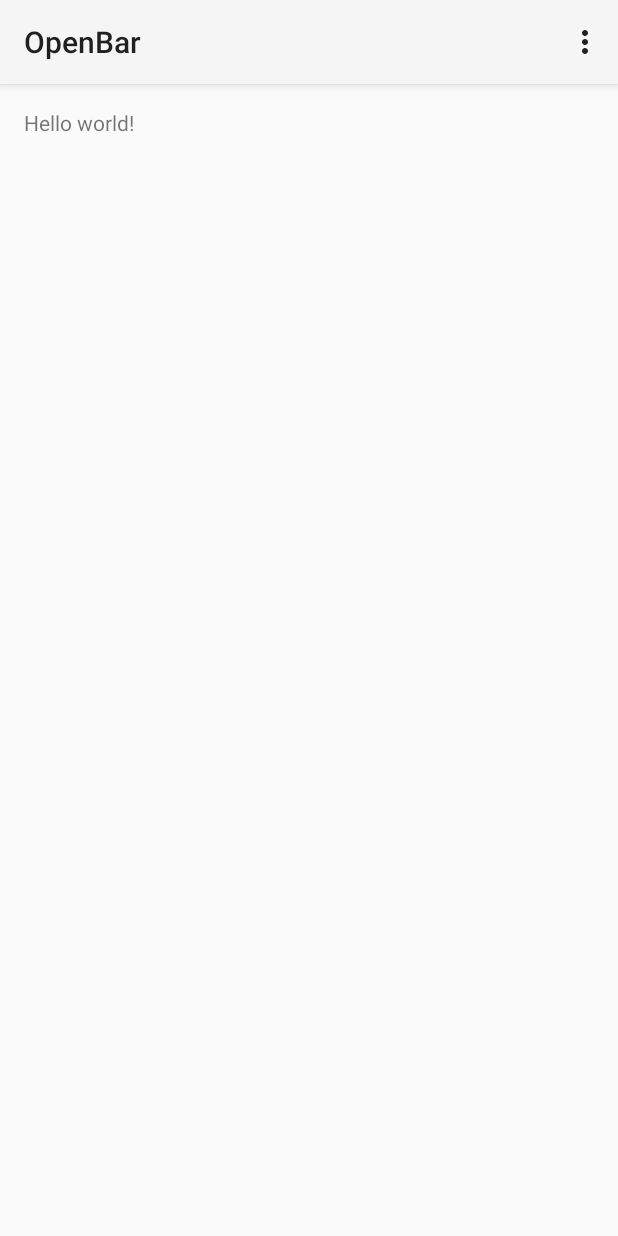
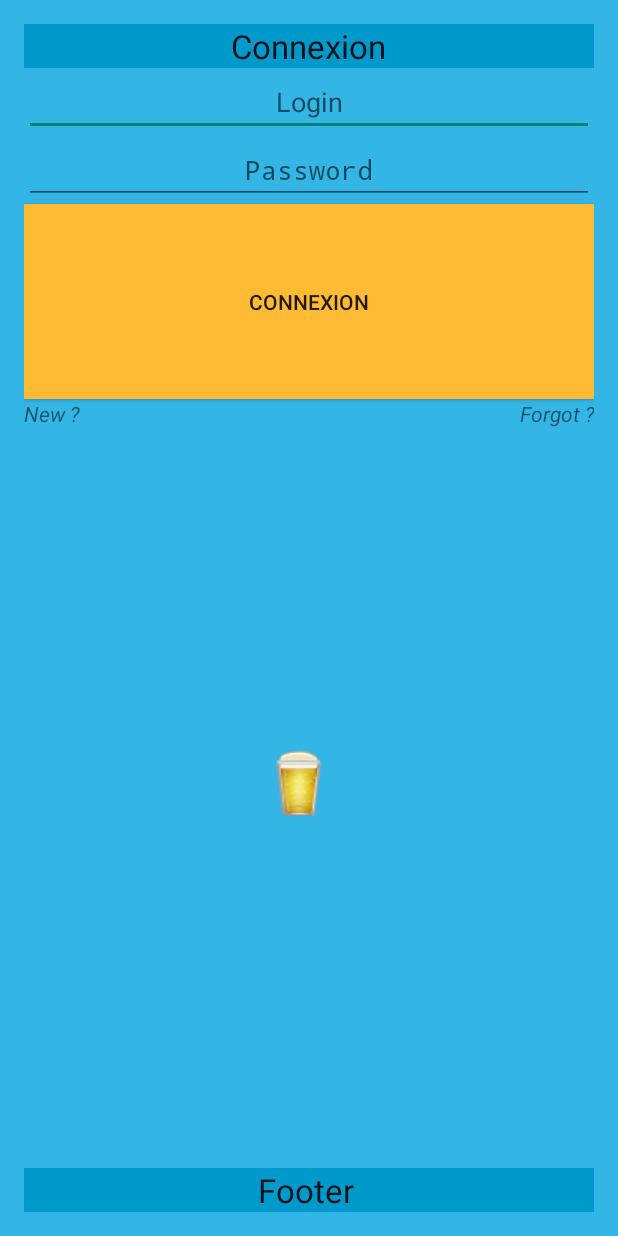
Before and after one commit to drown08/M2-android, an Android app: the screen it shows after launch (ConnexionActivity), on a phone screen of 412 x 824 dp. Run offline under Robolectric (Android 15) with nearby library versions, the phone set to English and light mode, and no system bars.

Commit message:
ajout de l activite de connexion sans traitement

```diff
--- a/OpenBar/app/src/main/AndroidManifest.xml
+++ b/OpenBar/app/src/main/AndroidManifest.xml
@@ -8,7 +8,7 @@
         android:label="@string/app_name"
         android:theme="@style/AppTheme" >
         <activity
-            android:name=".ConnexionActivity"
+            android:name=".Activity.ConnexionActivity"
             android:label="@string/app_name" >
             <intent-filter>
                 <action android:name="android.intent.action.MAIN" />
--- /dev/null
+++ b/OpenBar/app/src/main/java/com/openbar/frappereauolivier/openbar/Activity/ConnexionActivity.java
@@ -0,0 +1,90 @@
+package com.openbar.frappereauolivier.openbar.Activity;
+
+import android.app.Activity;
+import android.os.Bundle;
+import android.view.Menu;
+import android.view.MenuItem;
+import android.view.View;
+import android.view.Window;
+import android.view.WindowManager;
+import android.widget.Button;
+import android.widget.EditText;
+import android.widget.TextView;
+import android.widget.Toast;
+
+import com.openbar.frappereauolivier.openbar.R;
+
+public class ConnexionActivity extends Activity {
+
+
+    @Override
+    protected void onCreate(Bundle savedInstanceState) {
+        super.onCreate(savedInstanceState);
+
+        //Full screen activity
+        // Pour cacher la barre de titre
+        requestWindowFeature(Window.FEATURE_NO_TITLE);
+        // Pour cacher la barre de statut
+        getWindow().setFlags(WindowManager.LayoutParams.FLAG_FULLSCREEN, WindowManager.LayoutParams.FLAG_FULLSCREEN);
+
+        //Ajout de la vue
+        setContentView(R.layout.activity_connexion);
+
+        //Body elements init
+        EditText fieldConnexionLogin = (EditText)this.findViewById(R.id.login_connexion);
+        EditText fieldConnexionPass = (EditText)this.findViewById(R.id.password_connexion);
+        Button buttonLog = (Button)this.findViewById(R.id.button_connexion);
+        TextView buttonNew = (TextView)this.findViewById(R.id.new_account);
+        TextView buttonForgot = (TextView)this.findViewById(R.id.forget_password);
+
+        //Sets action user
+        buttonLog.setOnClickListener(new View.OnClickListener() {
+            @Override
+            public void onClick(View v) {
+                onClickButtonLog(v);
+            }
+        });
+
+    }
+
+    @Override
+    public boolean onCreateOptionsMenu(Menu menu) {
+        // Inflate the menu; this adds items to the action bar if it is present.
+        //getMenuInflater().inflate(R.menu.menu_connexion, menu);
+        return true;
+    }
+
+    @Override
+    public boolean onOptionsItemSelected(MenuItem item) {
+        // Handle action bar item clicks here. The action bar will
+        // automatically handle clicks on the Home/Up button, so long
+        // as you specify a parent activity in AndroidManifest.xml.
+       // int id = item.getItemId();
+
+        //noinspection SimplifiableIfStatement
+        //if (id == R.id.action_settings) {
+        //    return true;
+        //}
+
+        //return super.onOptionsItemSelected(item);
+        return true;
+    }
+
+    private void onClickButtonLog(View v) {
+        Toast.makeText(getApplicationContext(),"Connexion", Toast.LENGTH_LONG).show();
+    }
+
+    public void test(View v) {
+        switch (v.getId()) {
+            case R.id.forget_password :
+                Toast.makeText(getApplicationContext(),"Pass oublié", Toast.LENGTH_LONG).show();
+                break;
+            case R.id.new_account :
+                Toast.makeText(getApplicationContext(),"Form nouveau",Toast.LENGTH_LONG).show();
+                break;
+            default:
+                Toast.makeText(getApplicationContext(),"Pb receveur",Toast.LENGTH_LONG).show();
+                break;
+        }
+    }
+}
--- a/OpenBar/app/src/main/java/com/openbar/frappereauolivier/openbar/ConnexionActivity.java
+++ /dev/null
@@ -1,37 +0,0 @@
-package com.openbar.frappereauolivier.openbar;
-
-import android.app.Activity;
-import android.os.Bundle;
-import android.view.Menu;
-import android.view.MenuItem;
-
-public class ConnexionActivity extends Activity {
-
-    @Override
-    protected void onCreate(Bundle savedInstanceState) {
-        super.onCreate(savedInstanceState);
-        setContentView(R.layout.activity_connexion);
-    }
-
-    @Override
-    public boolean onCreateOptionsMenu(Menu menu) {
-        // Inflate the menu; this adds items to the action bar if it is present.
-        getMenuInflater().inflate(R.menu.menu_connexion, menu);
-        return true;
-    }
-
-    @Override
-    public boolean onOptionsItemSelected(MenuItem item) {
-        // Handle action bar item clicks here. The action bar will
-        // automatically handle clicks on the Home/Up button, so long
-        // as you specify a parent activity in AndroidManifest.xml.
-        int id = item.getItemId();
-
-        //noinspection SimplifiableIfStatement
-        if (id == R.id.action_settings) {
-            return true;
-        }
-
-        return super.onOptionsItemSelected(item);
-    }
-}
--- a/OpenBar/app/src/main/res/layout/activity_connexion.xml
+++ b/OpenBar/app/src/main/res/layout/activity_connexion.xml
@@ -1,11 +1,21 @@
-<RelativeLayout xmlns:android="http://schemas.android.com/apk/res/android"
-    xmlns:tools="http://schemas.android.com/tools" android:layout_width="match_parent"
-    android:layout_height="match_parent" android:paddingLeft="@dimen/activity_horizontal_margin"
+<LinearLayout xmlns:android="http://schemas.android.com/apk/res/android"
+    xmlns:tools="http://schemas.android.com/tools"
+    android:layout_width="match_parent"
+    android:layout_height="match_parent"
+    android:paddingLeft="@dimen/activity_horizontal_margin"
     android:paddingRight="@dimen/activity_horizontal_margin"
     android:paddingTop="@dimen/activity_vertical_margin"
-    android:paddingBottom="@dimen/activity_vertical_margin" tools:context=".ConnexionActivity">
+    android:paddingBottom="@dimen/activity_vertical_margin"
+    tools:context=".ConnexionActivity"
+    android:orientation="vertical"
+    android:background="@android:color/holo_blue_light"
+    android:weightSum="1">
 
-    <TextView android:text="@string/hello_world" android:layout_width="wrap_content"
-        android:layout_height="wrap_content" />
+    <include layout="@layout/header" />
 
-</RelativeLayout>
+    <include layout="@layout/body" />
+
+    <include layout="@layout/footer" />
+
+
+</LinearLayout>
--- /dev/null
+++ b/OpenBar/app/src/main/res/layout/body.xml
@@ -0,0 +1,79 @@
+<?xml version="1.0" encoding="utf-8"?>
+<LinearLayout xmlns:android="http://schemas.android.com/apk/res/android"
+        android:layout_width="match_parent"
+        android:layout_height="fill_parent"
+        android:layout_weight="1"
+        android:orientation="vertical"
+        android:gravity="center">
+
+   <EditText
+       android:id="@+id/login_connexion"
+       android:layout_width="fill_parent"
+       android:layout_height="wrap_content"
+       android:gravity="center"
+       android:hint="@string/user"
+       />
+
+    <EditText
+        android:id="@+id/password_connexion"
+        android:layout_width="fill_parent"
+        android:layout_height="wrap_content"
+        android:gravity="center"
+        android:inputType="textPassword"
+        android:hint="@string/password"
+        />
+
+    <Button
+        android:id="@+id/button_connexion"
+        android:layout_width="fill_parent"
+        android:layout_height="wrap_content"
+        android:text="@string/connexion"
+        android:background="@android:color/holo_orange_light"
+        android:padding="55dp"
+        />
+
+    <LinearLayout
+        android:layout_width="match_parent"
+        android:layout_height="fill_parent"
+        android:orientation="horizontal"
+        android:gravity="left">
+
+
+
+        <TextView
+            android:id="@+id/new_account"
+            android:layout_width="wrap_content"
+            android:layout_height="wrap_content"
+            android:clickable="true"
+            android:onClick="test"
+            android:text="@string/new_account"
+            android:layout_weight="0.5"
+            android:textStyle="italic"
+            android:gravity="left"
+            />
+
+        <ImageView
+            android:contentDescription="@string/logo"
+            android:layout_width="wrap_content"
+            android:layout_height="wrap_content"
+            android:src="@drawable/logo"
+            android:layout_weight="0.5"
+            android:layout_gravity="center_vertical"
+            android:gravity="center"
+            />
+
+        <TextView
+            android:id="@+id/forget_password"
+            android:layout_width="wrap_content"
+            android:layout_height="wrap_content"
+            android:clickable="true"
+            android:onClick="test"
+            android:text="@string/forgot_password"
+            android:layout_weight="0.5"
+            android:textStyle="italic"
+            android:gravity="right"
+            />
+
+    </LinearLayout>
+
+</LinearLayout>
--- /dev/null
+++ b/OpenBar/app/src/main/res/layout/footer.xml
@@ -0,0 +1,19 @@
+<?xml version="1.0" encoding="utf-8"?>
+<LinearLayout xmlns:android="http://schemas.android.com/apk/res/android"
+    android:layout_width="match_parent"
+    android:layout_height="wrap_content"
+    android:orientation="horizontal"
+    android:background="@android:color/holo_blue_dark"
+    android:gravity="center_horizontal"
+    >
+
+
+    <TextView
+        android:id="@+id/footer_connexion"
+        android:text="Footer "
+        android:layout_width="wrap_content"
+        android:layout_height="wrap_content"
+        android:gravity="center"
+        android:textAppearance="?android:attr/textAppearanceLarge"/>
+
+</LinearLayout>
--- /dev/null
+++ b/OpenBar/app/src/main/res/layout/header.xml
@@ -0,0 +1,18 @@
+<?xml version="1.0" encoding="utf-8"?>
+<LinearLayout xmlns:android="http://schemas.android.com/apk/res/android"
+    android:layout_width="match_parent"
+    android:layout_height="wrap_content"
+    android:orientation="horizontal"
+    android:background="@android:color/holo_blue_dark"
+    android:gravity="center_horizontal">
+
+
+    <TextView
+        android:id="@+id/text_connexion"
+        android:text="@string/connexion"
+        android:layout_width="wrap_content"
+        android:layout_height="fill_parent"
+        android:textAppearance="?android:attr/textAppearanceLarge"/>
+
+
+</LinearLayout>
--- a/OpenBar/app/src/main/res/values/strings.xml
+++ b/OpenBar/app/src/main/res/values/strings.xml
@@ -3,4 +3,11 @@
 
     <string name="hello_world">Hello world!</string>
     <string name="action_settings">Settings</string>
+    <string name="connexion">Connexion</string>
+    <string name="inscription">Inscription</string>
+    <string name="user" >Login</string>
+    <string name="password">Password</string>
+    <string name="forgot_password">Forgot ?</string>
+    <string name="new_account">New ?</string>
+    <string name="logo">Logo de l\'application</string>
 </resources>
```
Also changed, not shown: OpenBar/app/src/main/res/drawable/logo.png (added), 1 other file.
